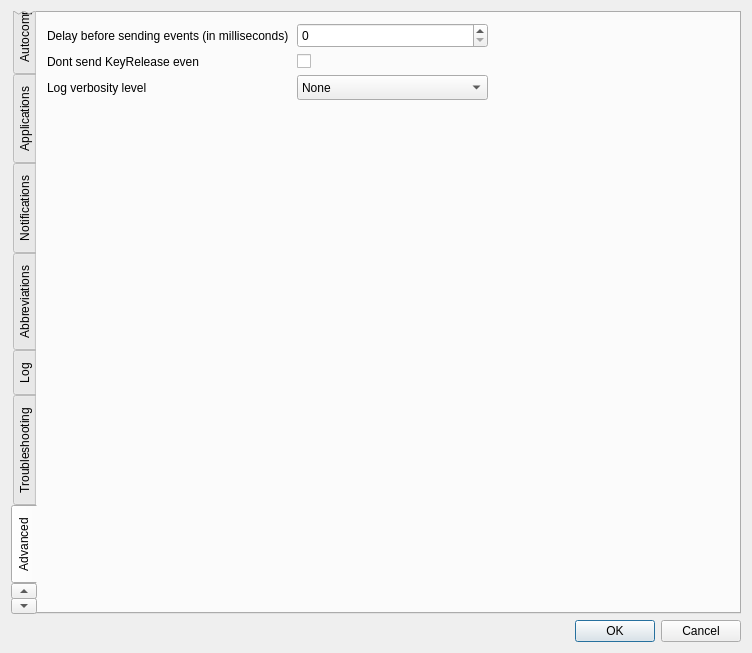
Old version of the form kdeneur/src/frmsettings.ui in the repository voidptr/xneur-option.
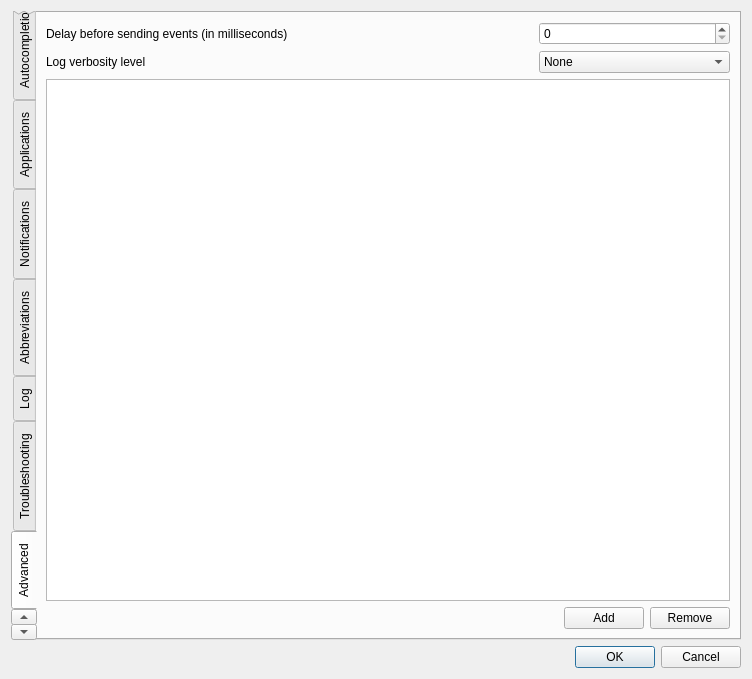
New version of the form. The open tabs and pages were chosen to show the change. Icons and pictures are not drawn. Custom widgets are drawn as their Qt base class.

Patch:
```diff
--- a/kdeneur/src/frmsettings.ui
+++ b/kdeneur/src/frmsettings.ui
@@ -7,7 +7,7 @@
     <x>0</x>
     <y>0</y>
     <width>752</width>
-    <height>632</height>
+    <height>640</height>
    </rect>
   </property>
   <property name="maximumSize">
@@ -33,7 +33,7 @@
       <enum>QTabWidget::West</enum>
      </property>
      <property name="currentIndex">
-      <number>0</number>
+      <number>8</number>
      </property>
      <widget class="TabBar" name="tabGeneral">
       <property name="locale">
@@ -46,7 +46,7 @@
        <item row="1" column="0">
         <widget class="QTabWidget" name="tbWidGeneral">
          <property name="currentIndex">
-          <number>0</number>
+          <number>1</number>
          </property>
          <widget class="QWidget" name="tabMain">
           <attribute name="title">
@@ -831,7 +831,7 @@
        <item row="0" column="0">
         <widget class="QTabWidget" name="tbWidNotifications">
          <property name="currentIndex">
-          <number>0</number>
+          <number>2</number>
          </property>
          <widget class="QWidget" name="tabSound">
           <attribute name="title">
@@ -1429,6 +1429,20 @@
               </property>
              </widget>
             </item>
+            <item>
+             <widget class="QCheckBox" name="tabTroubleshooting_chkEnter">
+              <property name="text">
+               <string>Enter</string>
+              </property>
+             </widget>
+            </item>
+            <item>
+             <widget class="QCheckBox" name="tabTroubleshooting_chkTab">
+              <property name="text">
+               <string>Tab</string>
+              </property>
+             </widget>
+            </item>
             <item>
              <widget class="QCheckBox" name="tabTroubleshooting_chkChangeLayout">
               <property name="text">
@@ -1493,13 +1507,6 @@
               </property>
              </widget>
             </item>
-            <item>
-             <widget class="QCheckBox" name="tabTroubleshooting_chkProcessWordEnterTab">
-              <property name="text">
-               <string>Don't process words on Enter or Tab</string>
-              </property>
-             </widget>
-            </item>
             <item>
              <widget class="QCheckBox" name="tabTroubleshooting_chkCompatCompletion">
               <property name="text">
@@ -1578,15 +1585,8 @@
       <attribute name="title">
        <string>Advanced</string>
       </attribute>
-      <widget class="QWidget" name="layoutWidget">
-       <property name="geometry">
-        <rect>
-         <x>10</x>
-         <y>10</y>
-         <width>441</width>
-         <height>78</height>
-        </rect>
-       </property>
+      <layout class="QVBoxLayout" name="verticalLayout_18">
+       <item>
        <layout class="QGridLayout" name="gridLayout_16">
         <item row="0" column="0">
          <widget class="QLabel" name="lblDelay">
@@ -1609,27 +1609,13 @@
          </widget>
         </item>
         <item row="1" column="0">
-         <widget class="QLabel" name="lblNotSenKeyRelease">
-          <property name="text">
-           <string>Dont send KeyRelease even</string>
-          </property>
-         </widget>
-        </item>
-        <item row="1" column="1">
-         <widget class="QCheckBox" name="tabAdvanced_chkKeyRelease">
-          <property name="text">
-           <string/>
-          </property>
-         </widget>
-        </item>
-        <item row="2" column="0">
          <widget class="QLabel" name="lblLogLevel">
           <property name="text">
            <string>Log verbosity level</string>
           </property>
          </widget>
         </item>
-        <item row="2" column="1">
+         <item row="1" column="1">
          <widget class="QComboBox" name="tabAdvanced_cmbLogLevel">
           <property name="maximumSize">
            <size>
@@ -1670,7 +1656,42 @@
          </widget>
         </item>
        </layout>
-      </widget>
+       </item>
+       <item>
+        <widget class="QListWidget" name="tabAdvanced_tabAppList"/>
+       </item>
+       <item>
+        <layout class="QHBoxLayout" name="horizontalLayout_14">
+         <item>
+          <spacer name="horizontalSpacer_3">
+           <property name="orientation">
+            <enum>Qt::Horizontal</enum>
+           </property>
+           <property name="sizeHint" stdset="0">
+            <size>
+             <width>40</width>
+             <height>20</height>
+            </size>
+           </property>
+          </spacer>
+         </item>
+         <item>
+          <widget class="QPushButton" name="tabAdvanced_cmdAddApp">
+           <property name="text">
+            <string>Add</string>
+           </property>
+          </widget>
+         </item>
+         <item>
+          <widget class="QPushButton" name="tabAdvanced_cmdRemoveApp">
+           <property name="text">
+            <string>Remove</string>
+           </property>
+          </widget>
+         </item>
+        </layout>
+       </item>
+      </layout>
      </widget>
      <widget class="TabBar" name="tabPlugins">
       <property name="locale">
```
Lines whose indentation alone changed are shown as unchanged.
